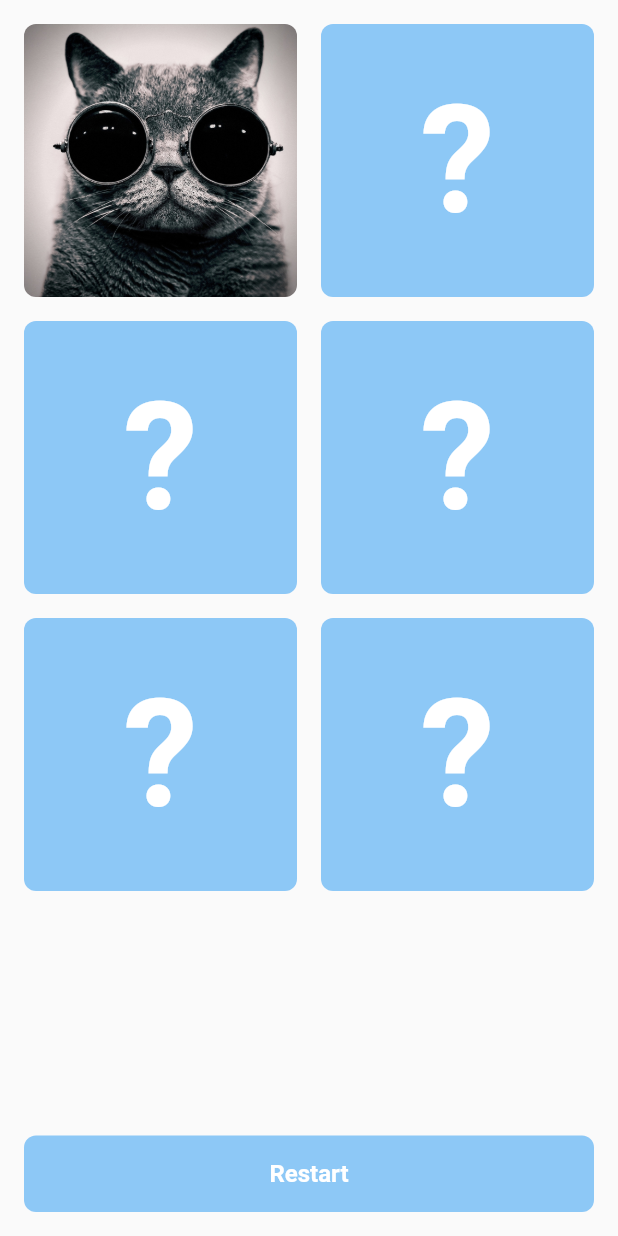
After one commit to quynhntph04960/tech_master, a Flutter app: the screen it shows after launch, after a tap on an icon or button, on a phone screen of 412 x 824 dp. The commit adds this screen. Run offline on Flutter 3.47's test engine with Material 2 defaults, Android fonts, the phone set to English and light mode, and no system bars; network calls fail.

Commit message:
commit btvn 4 3

```diff
--- /dev/null
+++ b/lib/base/date.dart
@@ -0,0 +1,46 @@
+import 'package:intl/intl.dart';
+
+DateTime? dateFromString(
+  String value, {
+  String format = 'dd/MM/yyyy HH:mm',
+}) {
+  try {
+    return DateFormat(format).parse(value);
+  } catch (e) {
+    return null;
+  }
+}
+
+String stringFromDate(
+  DateTime value, {
+  String format = 'dd/MM/yyyy HH:mm',
+  String? locale,
+}) {
+  try {
+    return DateFormat(format, locale).format(value);
+  } catch (e) {
+    return '';
+  }
+}
+
+String stringDateFromString(
+    String value, {
+      String fromFormat = 'dd/MM/yyyy HH:mm',
+      String toFormat = 'dd/MM/yyyy HH:mm',
+      String? locale,
+    }) {
+  final date = dateFromString(value, format: fromFormat);
+  if (date != null) return stringFromDate(date, locale: locale);
+  return value;
+}
+
+String? dayOfWeekFromString(
+    String value, {
+      String fromFormat = 'dd/MM/yyyy HH:mm',
+      String toFormat = 'EEEE',
+      String? locale,
+    }) {
+  final date = dateFromString(value, format: fromFormat);
+  if (date != null) return DateFormat(toFormat, locale).format(date);
+  return null;
+}
--- /dev/null
+++ b/lib/base/key_board.dart
@@ -0,0 +1,11 @@
+import 'package:flutter/material.dart';
+import 'package:flutter/services.dart';
+
+void hideKeyboard() {
+  SystemChannels.textInput.invokeMethod('TextInput.hide');
+}
+
+void hideKeyboardAndUnFocus(BuildContext context) {
+  FocusScope.of(context).unfocus();
+  SystemChannels.textInput.invokeMethod('TextInput.hide');
+}
--- /dev/null
+++ b/lib/game/model/item.dart
@@ -0,0 +1,26 @@
+class Item {
+  final String code;
+  final String photo;
+  bool? isFlip;
+
+  Item({required this.code, required this.photo, this.isFlip = false});
+
+  static List<Item> getLevelOne() {
+    final catOne = Item(code: "Cat", photo: "cat1.jpeg");
+    final catTwo = Item(code: "Cat", photo: "cat2.jpeg");
+    final chickenOne = Item(code: "Chicken", photo: "chicken1.jpeg");
+    final chickenTwo = Item(code: "Chicken", photo: "chicken2.jpeg");
+    final dogOne = Item(code: "Dog", photo: "dog1.jpeg");
+    final dogTwo = Item(code: "Dog", photo: "dog2.jpeg");
+
+    final items = <Item>[];
+    items.add(catOne);
+    items.add(catTwo);
+    items.add(chickenOne);
+    items.add(chickenTwo);
+    items.add(dogOne);
+    items.add(dogTwo);
+
+    return items;
+  }
+}
--- /dev/null
+++ b/lib/game/page/asnwer_widget.dart
@@ -0,0 +1,24 @@
+import 'package:flutter/material.dart';
+
+import '../model/item.dart';
+
+class AnswerWidget extends StatelessWidget {
+  final Item data;
+  const AnswerWidget({Key? key, required this.data}) : super(key: key);
+
+  @override
+  Widget build(BuildContext context) {
+    return ClipRRect(
+      borderRadius: BorderRadius.circular(8),
+      child: Image.asset(
+        "assets/${data.photo}",
+        // "assets/chicken1.jpeg",
+        fit: BoxFit.cover,
+        width: 100,
+        height: 100,
+        // width: double.infinity,
+        // height: double.infinity,
+      ),
+    );
+  }
+}
--- /dev/null
+++ b/lib/game/page/cards_page.dart
@@ -0,0 +1,99 @@
+import 'package:flutter/material.dart';
+
+import '../model/item.dart';
+import 'asnwer_widget.dart';
+import 'question_widget.dart';
+
+class CardsPage extends StatefulWidget {
+  const CardsPage({Key? key}) : super(key: key);
+
+  @override
+  State<CardsPage> createState() => _CardsPageState();
+}
+
+class _CardsPageState extends State<CardsPage> {
+  List<Item> items = [];
+  var selectedItem = '';
+
+  @override
+  void initState() {
+    items = Item.getLevelOne();
+
+    super.initState();
+  }
+
+  @override
+  Widget build(BuildContext context) {
+    return Scaffold(
+      body: SafeArea(
+        child: Column(
+          children: [
+            Expanded(
+              child: GridView.builder(
+                itemCount: items.length,
+                physics: const NeverScrollableScrollPhysics(),
+                padding: const EdgeInsets.all(16),
+                shrinkWrap: true,
+                gridDelegate: const SliverGridDelegateWithFixedCrossAxisCount(
+                  crossAxisCount: 2,
+                  mainAxisSpacing: 16,
+                  childAspectRatio: 1,
+                  crossAxisSpacing: 16,
+                ),
+                itemBuilder: (context, index) {
+                  Item data = items[index];
+                  return data.isFlip == true
+                      ? AnswerWidget(data: data)
+                      : GestureDetector(
+                          onTap: () => onClickQuestion(data),
+                          child: const QuestionWidget(),
+                        );
+                },
+              ),
+            ),
+            Container(
+              padding: const EdgeInsets.all(16),
+              margin: const EdgeInsets.all(16),
+              alignment: Alignment.center,
+              decoration: BoxDecoration(
+                  color: Colors.blue.withOpacity(0.5),
+                  borderRadius: BorderRadius.circular(8)),
+              child: const Text(
+                "Restart",
+                style: TextStyle(
+                    color: Colors.white,
+                    fontWeight: FontWeight.bold,
+                    fontSize: 16),
+              ),
+            )
+          ],
+        ),
+      ),
+    );
+  }
+
+  void onClickQuestion(Item data) async {
+    final count = items.where(
+        (element) => element.isFlip == false && selectedItem == element.code);
+
+    data.isFlip = !data.isFlip!;
+
+    if (count.isEmpty || selectedItem == data.code) {
+      selectedItem = data.code;
+      setState(() {});
+    } else {
+      selectedItem = "";
+      setState(() {});
+
+      await Future.delayed(
+        const Duration(seconds: 1),
+        () {
+          for (var element in items) {
+            element.isFlip = false;
+          }
+          setState(() {});
+        },
+      );
+    }
+  }
+}
--- /dev/null
+++ b/lib/game/page/question_widget.dart
@@ -0,0 +1,21 @@
+import 'package:flutter/material.dart';
+
+class QuestionWidget extends StatelessWidget {
+  const QuestionWidget({Key? key}) : super(key: key);
+
+  @override
+  Widget build(BuildContext context) {
+    return Container(
+      decoration: BoxDecoration(
+        color: Colors.blue.withOpacity(0.5),
+        borderRadius: BorderRadius.circular(8),
+      ),
+      alignment: Alignment.center,
+      child: const Text(
+        "?",
+        style: TextStyle(
+            fontSize: 100, color: Colors.white, fontWeight: FontWeight.bold),
+      ),
+    );
+  }
+}
--- a/lib/main.dart
+++ b/lib/main.dart
@@ -1,6 +1,6 @@
 import 'package:flutter/material.dart';
 
-import 'buoi4/bai2.dart';
+import 'game/page/cards_page.dart';
 
 void main() {
   runApp(const MyApp());
@@ -14,10 +14,9 @@ class MyApp extends StatelessWidget {
     return MaterialApp(
       title: 'Flutter Demo',
       theme: ThemeData(
-
         primarySwatch: Colors.blue,
       ),
-      home: const LoginPage(),
+      home: const CardsPage(),
     );
   }
 }
--- a/pubspec.yaml
+++ b/pubspec.yaml
@@ -34,6 +34,7 @@ dependencies:
   # The following adds the Cupertino Icons font to your application.
   # Use with the CupertinoIcons class for iOS style icons.
   cupertino_icons: ^1.0.2
+  intl: ^0.17.0
 
 dev_dependencies:
   flutter_test:
@@ -58,8 +59,8 @@ flutter:
   uses-material-design: true
 
   # To add assets to your application, add an assets section, like this:
-  # assets:
-  #   - images/a_dot_burr.jpeg
+  assets:
+    - assets/
   #   - images/a_dot_ham.jpeg
 
   # An image asset can refer to one or more resolution-specific "variants", see
```
Also changed, not shown: assets/cat1.jpeg (added), assets/cat2.jpeg (added), assets/chicken1.jpeg (added), assets/chicken2.jpeg (added), assets/dog1.jpeg (added), assets/dog2.jpeg (added).
